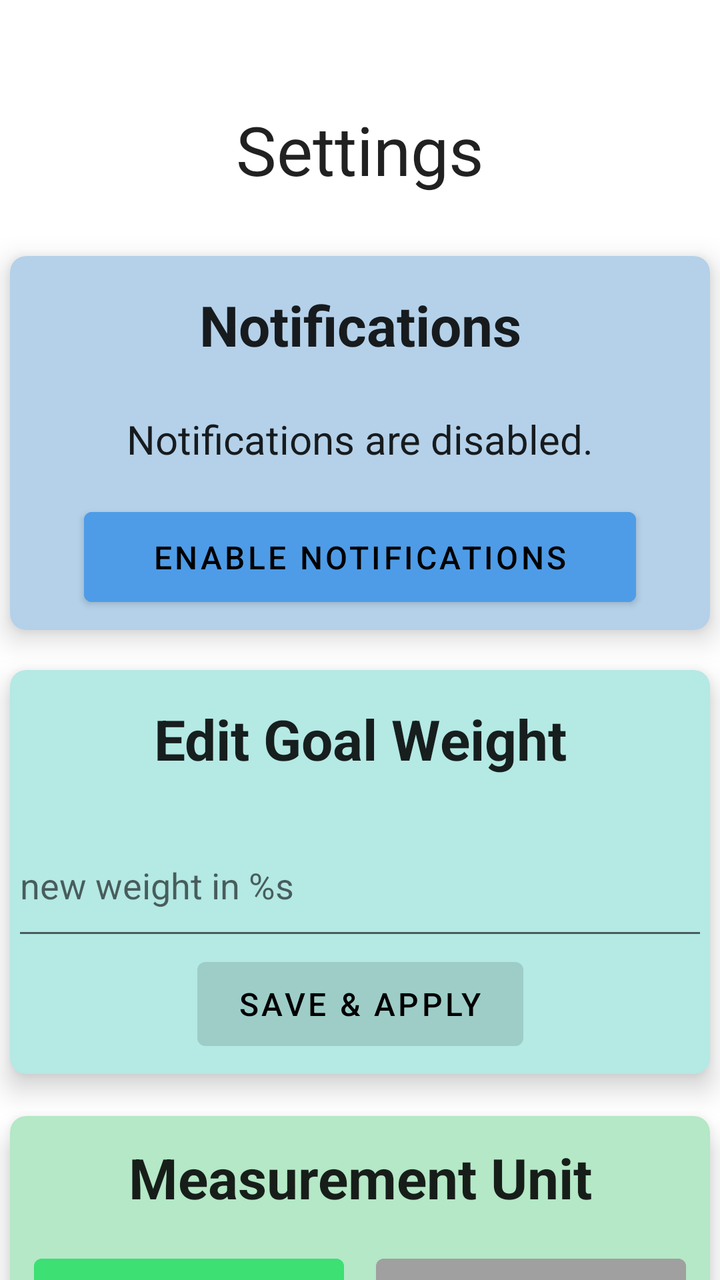
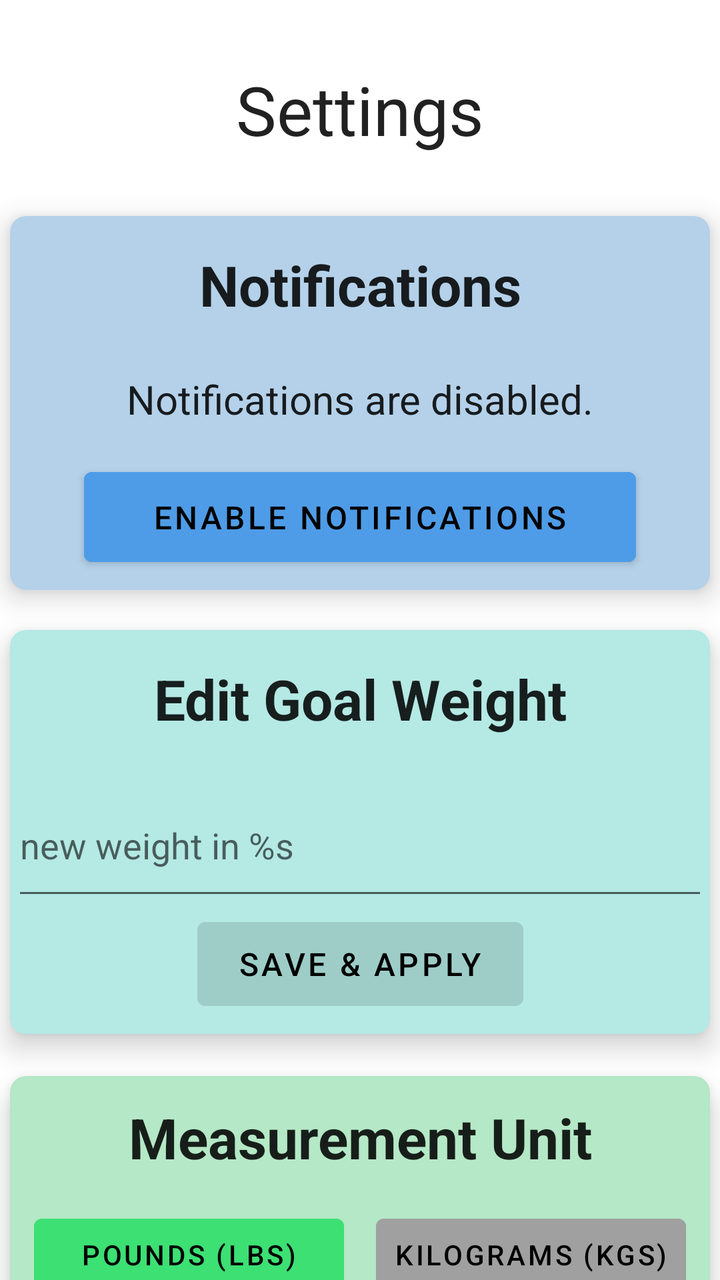

Screens rendered from an Android XML layout before and after an edit, with the pre-edit source and the edit as a unified diff.
<!-- AndroidManifest.xml: application theme Theme.Turco_Michael_Weight_Tracking -->
<!-- res/layout/fragment_settings.xml -->
<?xml version="1.0" encoding="utf-8"?>
<androidx.constraintlayout.widget.ConstraintLayout xmlns:android="http://schemas.android.com/apk/res/android"
    xmlns:app="http://schemas.android.com/apk/res-auto"
    xmlns:tools="http://schemas.android.com/tools"
    android:layout_width="match_parent"
    android:layout_height="match_parent"
    tools:context=".ui.settings.SettingsFragment">

    <TextView
        android:id="@+id/title_settings"
        android:layout_width="347dp"
        android:layout_height="45dp"
        android:layout_marginStart="32dp"
        android:layout_marginTop="52dp"
        android:layout_marginEnd="32dp"
        android:gravity="center"
        android:text="@string/title_settings"
        android:textAppearance="@style/TextAppearance.AppCompat.Large"
        android:textSize="34sp"
        app:layout_constraintEnd_toEndOf="parent"
        app:layout_constraintStart_toStartOf="parent"
        app:layout_constraintTop_toTopOf="parent" />

    <androidx.cardview.widget.CardView
        android:id="@+id/cardView1"
        android:layout_width="match_parent"
        android:layout_height="wrap_content"
        android:layout_marginStart="5dp"
        android:layout_marginTop="31dp"
        android:layout_marginEnd="5dp"
        app:cardBackgroundColor="@color/blue_light"
        app:cardCornerRadius="8dp"
        app:cardElevation="8dp"
        app:layout_constraintEnd_toEndOf="parent"
        app:layout_constraintStart_toStartOf="parent"
        app:layout_constraintTop_toBottomOf="@+id/title_settings">

        <androidx.constraintlayout.widget.ConstraintLayout
            android:layout_width="match_parent"
            android:layout_height="match_parent">

            <TextView
                android:id="@+id/notifications_state"
                android:layout_width="347dp"
                android:layout_height="45dp"
                android:layout_marginTop="12dp"
                android:gravity="center"
                android:text="@string/notifications_disabled"
                android:textAppearance="@style/TextAppearance.AppCompat.Large"
                android:textSize="20sp"
                app:layout_constraintEnd_toEndOf="parent"
                app:layout_constraintStart_toStartOf="parent"
                app:layout_constraintTop_toBottomOf="@+id/title_notifications" />

            <TextView
                android:id="@+id/title_notifications"
                android:layout_width="347dp"
                android:layout_height="45dp"
                android:layout_marginTop="12dp"
                android:gravity="center"
                android:text="@string/title_notifications"
                android:textAppearance="@style/TextAppearance.AppCompat.Large"
                android:textSize="28sp"
                android:textStyle="bold"
                app:layout_constraintEnd_toEndOf="parent"
                app:layout_constraintStart_toStartOf="parent"
                app:layout_constraintTop_toTopOf="parent" />

            <Button
                android:id="@+id/toggle_notifications"
                android:layout_width="276dp"
                android:layout_height="57dp"
                android:layout_marginTop="8dp"
                android:layout_marginBottom="8dp"
                android:backgroundTint="@color/blue_medium"
                android:text="@string/enable_notifications"
                android:textColor="@color/black"
                android:textSize="16sp"
                app:layout_constraintBottom_toBottomOf="parent"
                app:layout_constraintEnd_toEndOf="parent"
                app:layout_constraintStart_toStartOf="parent"
                app:layout_constraintTop_toBottomOf="@+id/notifications_state" />
        </androidx.constraintlayout.widget.ConstraintLayout>
    </androidx.cardview.widget.CardView>

    <androidx.cardview.widget.CardView
        android:id="@+id/cardView2"
        android:layout_width="match_parent"
        android:layout_height="wrap_content"
        android:layout_marginStart="5dp"
        android:layout_marginTop="20dp"
        android:layout_marginEnd="5dp"
        app:cardBackgroundColor="@color/teal_light"
        app:cardCornerRadius="8dp"
        app:cardElevation="8dp"
        app:layout_constraintEnd_toEndOf="parent"
        app:layout_constraintStart_toStartOf="parent"
        app:layout_constraintTop_toBottomOf="@+id/cardView1">

        <androidx.constraintlayout.widget.ConstraintLayout
            android:layout_width="match_parent"
            android:layout_height="match_parent">

            <TextView
                android:id="@+id/goal_weight_title"
                android:layout_width="347dp"
                android:layout_height="45dp"
                android:layout_marginTop="12dp"
                android:gravity="center"
                android:text="@string/edit_goal_weight"
                android:textAppearance="@style/TextAppearance.AppCompat.Large"
                android:textSize="28sp"
                android:textStyle="bold"
                app:layout_constraintEnd_toEndOf="parent"
                app:layout_constraintStart_toStartOf="parent"
                app:layout_constraintTop_toTopOf="parent" />

            <Button
                android:id="@+id/edit_goal_weight_apply"
                android:layout_width="163dp"
                android:layout_height="54dp"
                android:layout_marginBottom="8dp"
                android:enabled="false"
                android:text="@string/apply"
                android:textColor="@color/black"
                android:textSize="16sp"
                app:layout_constraintBottom_toBottomOf="parent"
                app:layout_constraintEnd_toEndOf="parent"
                app:layout_constraintStart_toStartOf="parent"
                app:layout_constraintTop_toBottomOf="@+id/edit_goal_weight_field" />

            <EditText
                android:id="@+id/edit_goal_weight_field"
                android:layout_width="348dp"
                android:layout_height="68dp"
                android:layout_marginStart="27dp"
                android:layout_marginTop="15dp"
                android:layout_marginEnd="27dp"
                android:autofillHints="@string/edit_goal_weight"
                android:ems="10"
                android:hint="@string/new_weight_hint"
                android:inputType="number|numberDecimal"
                app:layout_constraintEnd_toEndOf="parent"
                app:layout_constraintStart_toStartOf="parent"
                app:layout_constraintTop_toBottomOf="@+id/goal_weight_title" />
        </androidx.constraintlayout.widget.ConstraintLayout>
    </androidx.cardview.widget.CardView>

    <androidx.cardview.widget.CardView
        android:id="@+id/cardView3"
        android:layout_width="match_parent"
        android:layout_height="wrap_content"
        android:layout_marginStart="5dp"
        android:layout_marginTop="21dp"
        android:layout_marginEnd="5dp"
        app:cardBackgroundColor="@color/lime_light"
        app:cardCornerRadius="8dp"
        app:cardElevation="8dp"
        app:layout_constraintEnd_toEndOf="parent"
        app:layout_constraintStart_toStartOf="parent"
        app:layout_constraintTop_toBottomOf="@+id/cardView2">

        <androidx.constraintlayout.widget.ConstraintLayout
            android:layout_width="match_parent"
            android:layout_height="match_parent"
            android:padding="12dp">

            <TextView
                android:id="@+id/measurement_unit_title"
                android:layout_width="0dp"
                android:layout_height="wrap_content"
                android:gravity="center"
                android:text="@string/title_measurement_unit"
                android:textAppearance="@style/TextAppearance.AppCompat.Large"
                android:textSize="28sp"
                android:textStyle="bold"
                app:layout_constraintEnd_toEndOf="parent"
                app:layout_constraintStart_toStartOf="parent"
                app:layout_constraintTop_toTopOf="parent" />

            <LinearLayout
                android:id="@+id/unit_button_group"
                style="?android:attr/buttonBarStyle"
                android:layout_width="0dp"
                android:layout_height="wrap_content"
                android:layout_marginTop="16dp"
                android:gravity="center"
                android:orientation="horizontal"
                android:weightSum="2"
                app:layout_constraintEnd_toEndOf="parent"
                app:layout_constraintStart_toStartOf="parent"
                app:layout_constraintTop_toBottomOf="@id/measurement_unit_title">

                <Button
                    android:id="@+id/measurement_pounds"
                    style="?android:attr/buttonBarButtonStyle"
                    android:layout_width="0dp"
                    android:layout_height="wrap_content"
                    android:layout_marginEnd="8dp"
                    android:layout_weight="1"
                    android:backgroundTint="@color/lime_medium"
                    android:text="@string/measurement_pounds"
                    android:textColor="@android:color/black" />

                <Button
                    android:id="@+id/measurement_kilograms"
                    style="?android:attr/buttonBarButtonStyle"
                    android:layout_width="0dp"
                    android:layout_height="wrap_content"
                    android:layout_marginStart="8dp"
                    android:layout_weight="1"
                    android:backgroundTint="@color/gray_medium"
                    android:text="@string/measurement_kilograms"
                    android:textColor="@android:color/black" />
            </LinearLayout>
        </androidx.constraintlayout.widget.ConstraintLayout>
    </androidx.cardview.widget.CardView>
</androidx.constraintlayout.widget.ConstraintLayout>
<!-- resources referenced by this layout -->
<resources>
  <color name="black">#FF000000</color>
  <color name="blue_light">#B4D1E9</color>
  <color name="blue_medium">#4E9CE7</color>
  <color name="gray_medium">#A0A0A0</color>
  <color name="lime_light">#B4E8C6</color>
  <color name="lime_medium">#3CE073</color>
  <color name="teal_light">#B4E9E4</color>
  <string name="apply">Save &amp; Apply</string>
  <string name="edit_goal_weight">Edit Goal Weight</string>
  <string name="enable_notifications">Enable Notifications</string>
  <string name="measurement_kilograms">kilograms (kgs)</string>
  <string name="measurement_pounds">pounds (lbs)</string>
  <string name="new_weight_hint">new weight in %s</string>
  <string name="notifications_disabled">Notifications are disabled.</string>
  <string name="title_measurement_unit">Measurement Unit</string>
  <string name="title_notifications">Notifications</string>
  <string name="title_settings">Settings</string>
  <style name="Theme.Turco_Michael_Weight_Tracking" parent="Theme.MaterialComponents.Light.DarkActionBar">
          
          <item name="colorPrimary">@color/blue_500</item>
          <item name="colorPrimaryVariant">@color/blue_700</item>
          <item name="colorOnPrimary">@color/white</item>
          
          <item name="colorSecondary">@color/teal_200</item>
          <item name="colorSecondaryVariant">@color/teal_700</item>
          <item name="colorOnSecondary">@color/black</item>
          
          <item name="android:statusBarColor">?attr/colorPrimaryVariant</item>
          
      </style>
  <color name="blue_500">#0077EE</color>
  <color name="blue_700">#0042B3</color>
  <color name="white">#FFFFFFFF</color>
  <color name="teal_200">#FF03DAC5</color>
  <color name="teal_700">#FF018786</color>
</resources>

<!-- the commit's change to res/layout/fragment_settings.xml (unified diff, before → after) -->
@@ -11,7 +11,7 @@
         android:layout_width="347dp"
         android:layout_height="45dp"
         android:layout_marginStart="32dp"
-        android:layout_marginTop="52dp"
+        android:layout_marginTop="32dp"
         android:layout_marginEnd="32dp"
         android:gravity="center"
         android:text="@string/title_settings"
